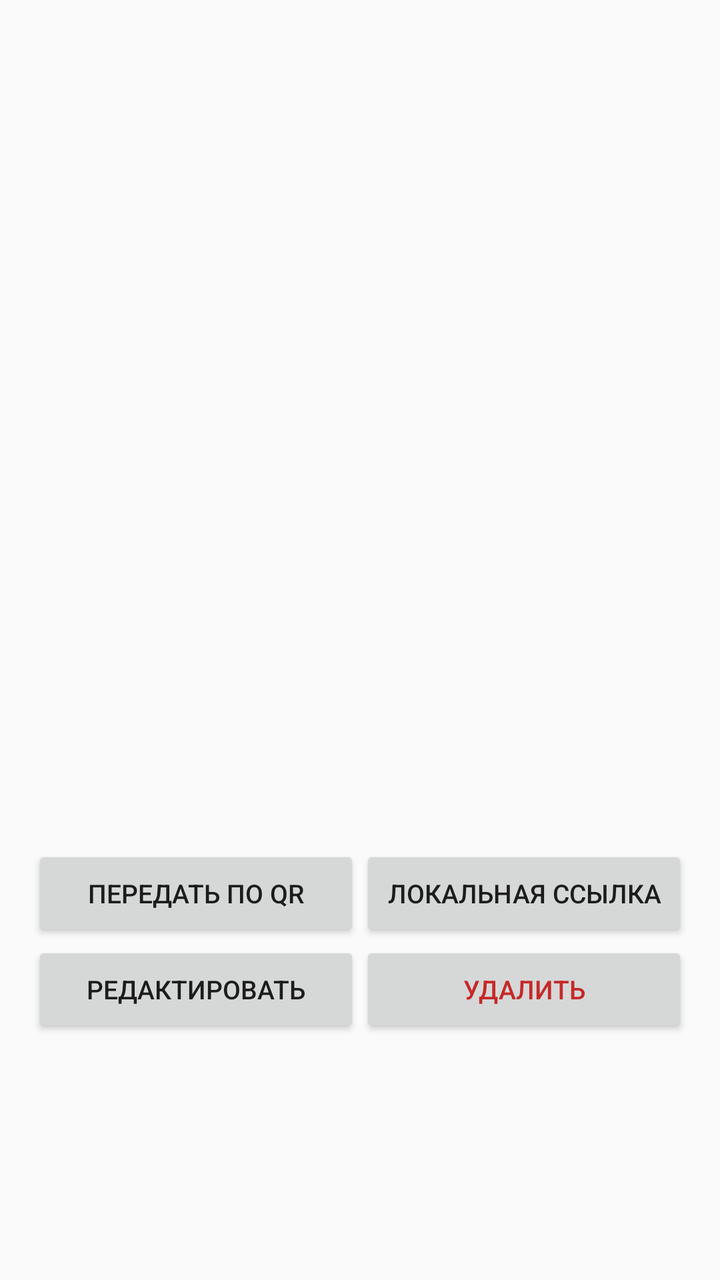
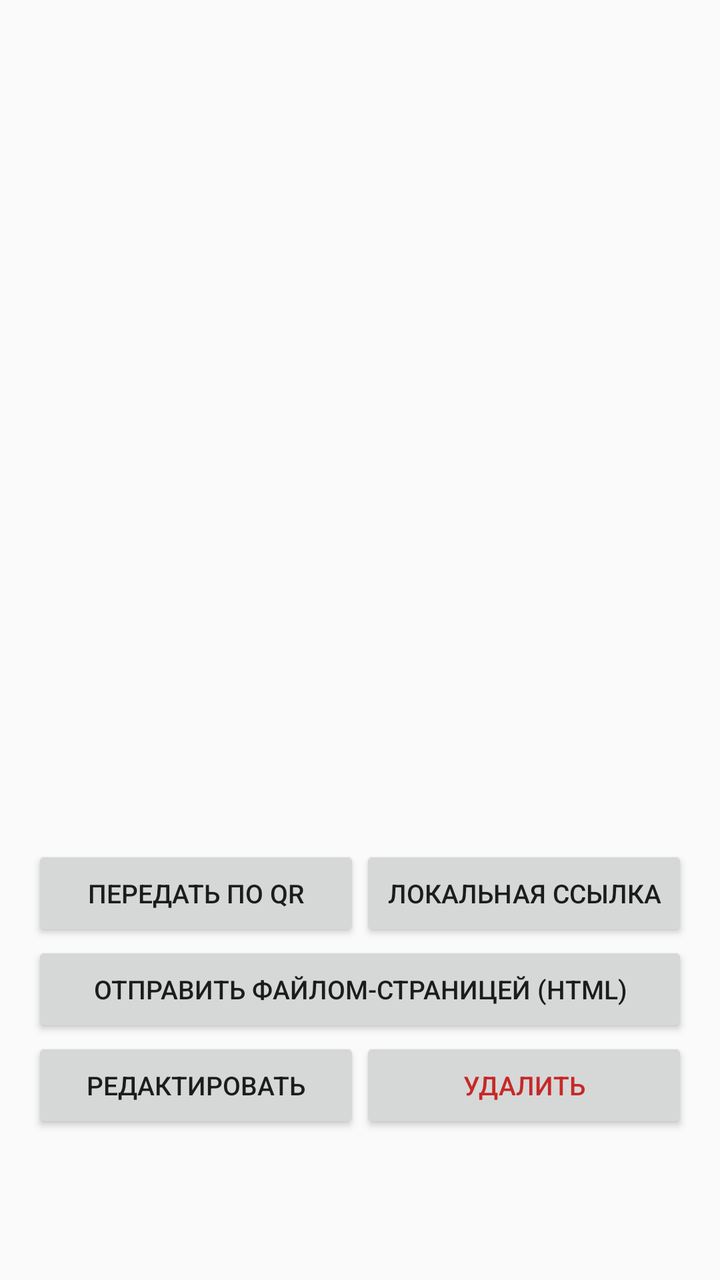

Screens rendered from an Android XML layout before and after an edit, with the pre-edit source and the edit as a unified diff.
<!-- AndroidManifest.xml: application theme AppTheme -->
<!-- res/layout/activity_card.xml -->
<?xml version="1.0" encoding="utf-8"?>
<ScrollView xmlns:android="http://schemas.android.com/apk/res/android"
    android:layout_width="match_parent"
    android:layout_height="match_parent"
    android:background="#FAFAFA">

    <LinearLayout
        android:layout_width="match_parent"
        android:layout_height="wrap_content"
        android:orientation="vertical"
        android:padding="16dp">

        <FrameLayout
            android:layout_width="match_parent"
            android:layout_height="320dp">

            <HorizontalScrollView
                android:id="@+id/pager"
                android:layout_width="match_parent"
                android:layout_height="match_parent"
                android:overScrollMode="never"
                android:scrollbars="none">

                <LinearLayout
                    android:id="@+id/pagerRow"
                    android:layout_width="wrap_content"
                    android:layout_height="match_parent"
                    android:orientation="horizontal" />
            </HorizontalScrollView>

            <TextView
                android:id="@+id/pageHint"
                android:layout_width="wrap_content"
                android:layout_height="wrap_content"
                android:layout_gravity="bottom|end"
                android:layout_margin="8dp"
                android:background="#99000000"
                android:paddingStart="10dp"
                android:paddingTop="4dp"
                android:paddingEnd="10dp"
                android:paddingBottom="4dp"
                android:textColor="#FFFFFF"
                android:textSize="13sp"
                android:visibility="gone" />
        </FrameLayout>

        <TextView
            android:id="@+id/cardName"
            android:layout_width="match_parent"
            android:layout_height="wrap_content"
            android:layout_marginTop="14dp"
            android:textColor="#111111"
            android:textIsSelectable="true"
            android:textSize="20sp"
            android:textStyle="bold" />

        <TextView
            android:id="@+id/cardNote"
            android:layout_width="match_parent"
            android:layout_height="wrap_content"
            android:layout_marginTop="8dp"
            android:textColor="#333333"
            android:textIsSelectable="true"
            android:textSize="16sp" />

        <LinearLayout
            android:layout_width="match_parent"
            android:layout_height="wrap_content"
            android:layout_marginTop="16dp"
            android:orientation="horizontal">

            <Button
                android:id="@+id/btnShareQr"
                android:layout_width="0dp"
                android:layout_height="wrap_content"
                android:layout_weight="1"
                android:text="Передать по QR"
                android:textSize="13sp" />

            <Button
                android:id="@+id/btnWebLink"
                android:layout_width="0dp"
                android:layout_height="wrap_content"
                android:layout_weight="1"
                android:text="Локальная ссылка"
                android:textSize="13sp" />
        </LinearLayout>

        <LinearLayout
            android:layout_width="match_parent"
            android:layout_height="wrap_content"
            android:orientation="horizontal">

            <Button
                android:id="@+id/btnEdit"
                android:layout_width="0dp"
                android:layout_height="wrap_content"
                android:layout_weight="1"
                android:text="Редактировать"
                android:textSize="13sp" />

            <Button
                android:id="@+id/btnDelete"
                android:layout_width="0dp"
                android:layout_height="wrap_content"
                android:layout_weight="1"
                android:text="Удалить"
                android:textColor="#C62828"
                android:textSize="13sp" />
        </LinearLayout>
    </LinearLayout>
</ScrollView>
<!-- resources referenced by this layout -->
<resources>
  <style name="AppTheme" parent="Theme.AppCompat.Light.NoActionBar">
          <item name="colorPrimary">#1565C0</item>
          <item name="colorPrimaryDark">#0D47A1</item>
          <item name="colorAccent">#1565C0</item>
          <item name="android:statusBarColor">#0D47A1</item>
      </style>
</resources>

<!-- the commit's change to res/layout/activity_card.xml (unified diff, before → after) -->
@@ -86,6 +86,13 @@
                 android:textSize="13sp" />
         </LinearLayout>
 
+        <Button
+            android:id="@+id/btnHtml"
+            android:layout_width="match_parent"
+            android:layout_height="wrap_content"
+            android:text="Отправить файлом-страницей (HTML)"
+            android:textSize="13sp" />
+
         <LinearLayout
             android:layout_width="match_parent"
             android:layout_height="wrap_content"
